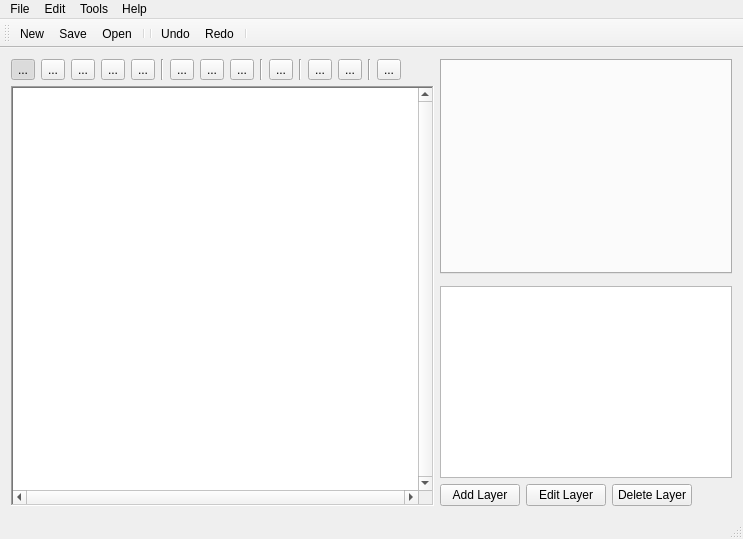
Above: MainWindow.ui from Preece/TGL before the change. Below: the same form after it.
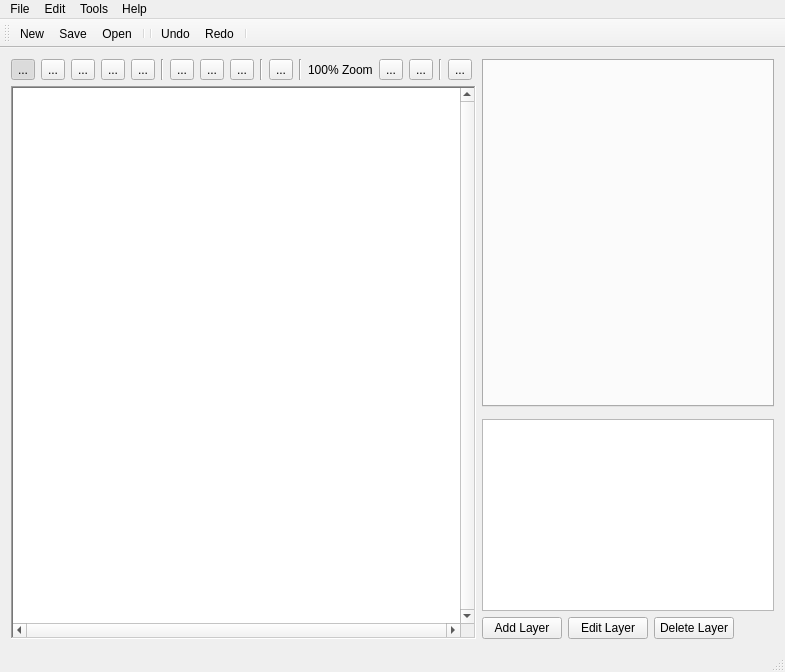
That is the form after the change. Icons and pictures are not drawn. Custom widgets are drawn as their Qt base class.

```diff
--- a/MainWindow.ui
+++ b/MainWindow.ui
@@ -6,8 +6,8 @@
    <rect>
     <x>0</x>
     <y>0</y>
-    <width>743</width>
-    <height>539</height>
+    <width>785</width>
+    <height>672</height>
    </rect>
   </property>
   <property name="minimumSize">
@@ -198,6 +198,13 @@
           </property>
          </widget>
         </item>
+        <item>
+         <widget class="QLabel" name="zoomLevelLabel">
+          <property name="text">
+           <string>100% Zoom</string>
+          </property>
+         </widget>
+        </item>
         <item>
          <widget class="QToolButton" name="zoomInTool">
           <property name="text">
@@ -265,7 +272,7 @@
          <enum>Qt::ScrollBarAlwaysOn</enum>
         </property>
         <property name="backgroundBrush">
-         <brush brushstyle="DiagCrossPattern">
+         <brush brushstyle="NoBrush">
           <color alpha="255">
            <red>0</red>
            <green>0</green>
@@ -425,7 +432,7 @@
     <rect>
      <x>0</x>
      <y>0</y>
-     <width>743</width>
+     <width>785</width>
      <height>21</height>
     </rect>
    </property>
```
